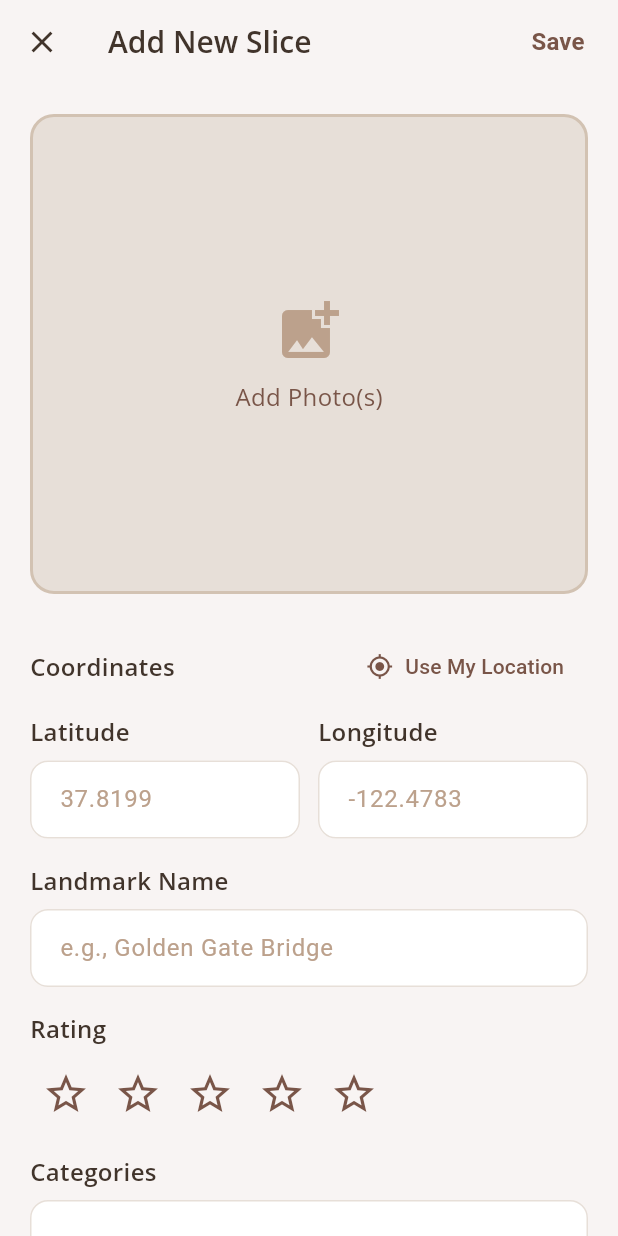
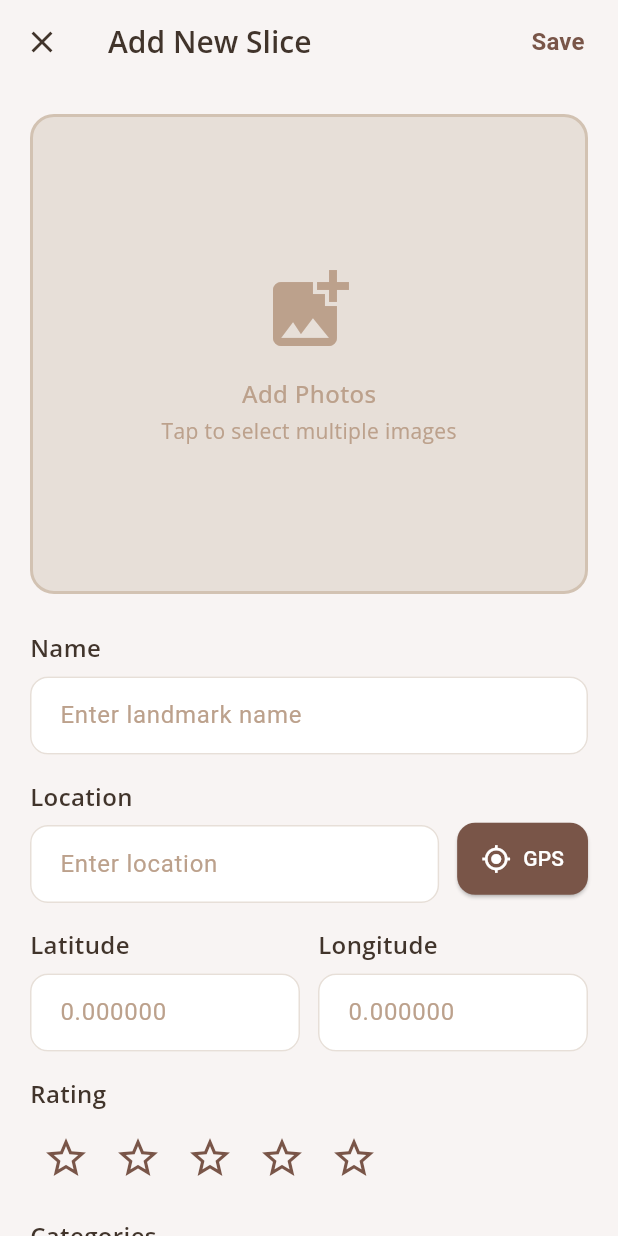
Before and after one commit to amyokuma/ungatekept, a Flutter app: the AddPage screen opened directly, on a phone screen of 412 x 824 dp. Run offline on Flutter 3.47's test engine with Material 3 defaults, Android fonts, the phone set to English and light mode, and no system bars; our stand-ins replace firebase_auth, firebase_core, geolocator, google_fonts, googleapis_auth, image_picker; missing offline and left inert: googleapis; accounts and stored records are empty; network calls fail; statements that could not run were skipped.

Commit message:
add photo

```diff
--- a/lib/screens/add_page.dart
+++ b/lib/screens/add_page.dart
@@ -2,6 +2,7 @@ import 'package:flutter/material.dart';
 import 'package:geolocator/geolocator.dart';
 import 'dart:io';
 import 'package:image_picker/image_picker.dart';
+import '../services/storage_service.dart'; // Make sure path is correct
 
 class AddPage extends StatefulWidget {
   const AddPage({Key? key}) : super(key: key);
@@ -11,24 +12,33 @@ class AddPage extends StatefulWidget {
 }
 
 class _AddPageState extends State<AddPage> {
-
   int _rating = 0;
-
   List<File> _selectedImages = [];
   final ImagePicker _picker = ImagePicker();
+  final StorageService _storageService = StorageService();
+  bool _isUploading = false;
 
+  // THIS IS THE KEY METHOD - pickMultiImage instead of pickImage
   Future<void> _pickImages() async {
+    try {
       final List<XFile>? pickedFiles = await _picker.pickMultiImage(
         maxWidth: 1200,
         maxHeight: 1200,
         imageQuality: 85,
       );
+
       if (pickedFiles != null && pickedFiles.isNotEmpty) {
         setState(() {
           _selectedImages = pickedFiles.map((x) => File(x.path)).toList();
         });
       }
+    } catch (e) {
+      ScaffoldMessenger.of(context).showSnackBar(
+        SnackBar(content: Text('Error picking images: $e')),
+      );
     }
+  }
+
   final _formKey = GlobalKey<FormState>();
   final _nameController = TextEditingController();
   final _locationController = TextEditingController();
@@ -65,9 +75,7 @@ class _AddPageState extends State<AddPage> {
     'Trendy',
   ];
 
-
   bool _isLoadingLocation = false;
-  // Removed unused location search fields
 
   @override
   void dispose() {
@@ -85,7 +93,6 @@ class _AddPageState extends State<AddPage> {
     });
 
     try {
-      // Check if location services are enabled
       bool serviceEnabled = await Geolocator.isLocationServiceEnabled();
       if (!serviceEnabled) {
         _showError('Location services are disabled. Please enable them in settings.');
@@ -95,7 +102,6 @@ class _AddPageState extends State<AddPage> {
         return;
       }
 
-      // Check location permissions
       LocationPermission permission = await Geolocator.checkPermission();
       if (permission == LocationPermission.denied) {
         permission = await Geolocator.requestPermission();
@@ -116,12 +122,10 @@ class _AddPageState extends State<AddPage> {
         return;
       }
 
-      // Get current position
       Position position = await Geolocator.getCurrentPosition(
         desiredAccuracy: LocationAccuracy.high,
       );
 
-      // Update the text fields
       setState(() {
         _latitudeController.text = position.latitude.toStringAsFixed(6);
         _longitudeController.text = position.longitude.toStringAsFixed(6);
@@ -147,27 +151,93 @@ class _AddPageState extends State<AddPage> {
     ScaffoldMessenger.of(context).showSnackBar(
       SnackBar(
         content: Text(message),
-        backgroundColor: const Color(0xffb71c1c), // deep red for errors
+        backgroundColor: const Color(0xffb71c1c),
         duration: const Duration(seconds: 3),
       ),
     );
   }
 
+  Future<void> _saveLandmark() async {
+    if (_formKey.currentState!.validate()) {
+      // Check if images are selected
+      if (_selectedImages.isEmpty) {
+        _showError('Please add at least one image');
+        return;
+      }
 
+      setState(() {
+        _isUploading = true;
+      });
 
+      try {
+        // Upload all images to GCS
+        List<String> uploadedImageUrls = [];
 
+        for (int i = 0; i < _selectedImages.length; i++) {
+          print('Uploading image ${i + 1} of ${_selectedImages.length}...');
 
-  void _saveLandmark() {
-    if (_formKey.currentState!.validate()) {
-      // TODO: Save landmark data to database
-      // For now, just navigate back
+          final imageUrl = await _storageService.uploadPicture(_selectedImages[i]);
+
+          if (imageUrl != null) {
+            uploadedImageUrls.add(imageUrl);
+            print('Successfully uploaded: $imageUrl');
+
+            // Show progress
+            if (mounted) {
+              ScaffoldMessenger.of(context).clearSnackBars();
               ScaffoldMessenger.of(context).showSnackBar(
-        const SnackBar(
-          content: Text('Landmark saved successfully!'),
-          backgroundColor: Color(0xff795548),
+                SnackBar(
+                  content: Text('Uploaded ${i + 1} of ${_selectedImages.length} images'),
+                  duration: const Duration(milliseconds: 800),
+                  backgroundColor: const Color(0xff795548),
                 ),
               );
+            }
+          } else {
+            throw Exception('Failed to upload image ${i + 1}');
+          }
+        }
+
+        // TODO: Save landmark data to your database with the uploaded image URLs
+        final landmarkData = {
+          'name': _nameController.text,
+          'location': _locationController.text,
+          'review': _reviewController.text,
+          'latitude': _latitudeController.text,
+          'longitude': _longitudeController.text,
+          'rating': _rating,
+          'categories': _selectedCategories,
+          'imageUrls': uploadedImageUrls,
+        };
+
+        print('Landmark data to save: $landmarkData');
+        print('Total images uploaded: ${uploadedImageUrls.length}');
+
+        setState(() {
+          _isUploading = false;
+        });
+
+        if (mounted) {
+          ScaffoldMessenger.of(context).clearSnackBars();
+          ScaffoldMessenger.of(context).showSnackBar(
+            SnackBar(
+              content: Text('All ${uploadedImageUrls.length} images uploaded successfully!'),
+              backgroundColor: const Color(0xff795548),
+              duration: const Duration(seconds: 2),
+            ),
+          );
+
+          // Wait a bit before popping to show the success message
+          await Future.delayed(const Duration(seconds: 1));
           Navigator.pop(context);
+        }
+      } catch (e) {
+        print('Error during save: $e');
+        setState(() {
+          _isUploading = false;
+        });
+        _showError('Failed to upload images: ${e.toString()}');
+      }
     }
   }
 
@@ -180,7 +250,7 @@ class _AddPageState extends State<AddPage> {
         elevation: 0,
         leading: IconButton(
           icon: const Icon(Icons.close, color: Color(0xff41342b)),
-          onPressed: () => Navigator.pop(context),
+          onPressed: _isUploading ? null : () => Navigator.pop(context),
         ),
         title: const Text(
           'Add New Slice',
@@ -191,6 +261,19 @@ class _AddPageState extends State<AddPage> {
           ),
         ),
         actions: [
+          if (_isUploading)
+            const Padding(
+              padding: EdgeInsets.all(16.0),
+              child: SizedBox(
+                width: 24,
+                height: 24,
+                child: CircularProgressIndicator(
+                  strokeWidth: 2,
+                  valueColor: AlwaysStoppedAnimation<Color>(Color(0xff795548)),
+                ),
+              ),
+            )
+          else
             TextButton(
               onPressed: _saveLandmark,
               child: const Text(
@@ -205,7 +288,9 @@ class _AddPageState extends State<AddPage> {
           const SizedBox(width: 8),
         ],
       ),
-      body: SingleChildScrollView(
+      body: AbsorbPointer(
+        absorbing: _isUploading,
+        child: SingleChildScrollView(
           padding: const EdgeInsets.all(20),
           child: Form(
             key: _formKey,
@@ -221,7 +306,7 @@ class _AddPageState extends State<AddPage> {
                     decoration: BoxDecoration(
                       color: const Color(0xffe7dfd8),
                       borderRadius: BorderRadius.circular(16),
-                    border: Border.all(color: const Color(0xffd2c2b2), width: 2, style: BorderStyle.solid),
+                      border: Border.all(color: const Color(0xffd2c2b2), width: 2),
                     ),
                     child: _selectedImages.isNotEmpty
                         ? Padding(
@@ -236,12 +321,12 @@ class _AddPageState extends State<AddPage> {
                                 return Stack(
                                   children: [
                                     ClipRRect(
-                                    borderRadius: BorderRadius.circular(5),
+                                      borderRadius: BorderRadius.circular(8),
                                       child: Image.file(
                                         _selectedImages[idx],
-                                      fit: BoxFit.cover,
                                         width: double.infinity,
                                         height: double.infinity,
+                                        fit: BoxFit.cover,
                                       ),
                                     ),
                                     Positioned(
@@ -254,15 +339,15 @@ class _AddPageState extends State<AddPage> {
                                           });
                                         },
                                         child: Container(
-                                        decoration: BoxDecoration(
-                                          color: Colors.black.withOpacity(0.5),
+                                          decoration: const BoxDecoration(
+                                            color: Colors.black54,
                                             shape: BoxShape.circle,
                                           ),
-                                        padding: const EdgeInsets.all(2),
+                                          padding: const EdgeInsets.all(4),
                                           child: const Icon(
                                             Icons.close,
                                             color: Colors.white,
-                                          size: 20,
+                                            size: 16,
                                           ),
                                         ),
                                       ),
@@ -272,38 +357,73 @@ class _AddPageState extends State<AddPage> {
                               }),
                             ),
                           )
-                      : Column(
+                        : const Center(
+                            child: Column(
                               mainAxisAlignment: MainAxisAlignment.center,
                               children: [
-                            const Icon(Icons.add_photo_alternate, size: 48, color: Color(0xffbca18c)),
-                            const SizedBox(height: 8),
-                            const Text(
-                              'Add Photo(s)',
+                                Icon(
+                                  Icons.add_photo_alternate,
+                                  size: 64,
+                                  color: Color(0xffbca18c),
+                                ),
+                                SizedBox(height: 12),
+                                Text(
+                                  'Add Photos',
                                   style: TextStyle(
-                                color: Color(0xff795548),
                                     fontSize: 16,
+                                    fontWeight: FontWeight.w500,
+                                    color: Color(0xffbca18c),
+                                  ),
+                                ),
+                                SizedBox(height: 4),
+                                Text(
+                                  'Tap to select multiple images',
+                                  style: TextStyle(
+                                    fontSize: 14,
+                                    color: Color(0xffbca18c),
                                   ),
                                 ),
                               ],
                             ),
                           ),
                   ),
-
+                ),
                 const SizedBox(height: 24),
 
-              // Coordinates section (moved up)
+                // Name field
+                _buildTextField(
+                  controller: _nameController,
+                  label: 'Name',
+                  hint: 'Enter landmark name',
+                  validator: (value) {
+                    if (value == null || value.isEmpty) {
+                      return 'Please enter a name';
+                    }
+                    return null;
+                  },
+                ),
+                const SizedBox(height: 16),
+
+                // Location field with button
                 Row(
-                mainAxisAlignment: MainAxisAlignment.spaceBetween,
                   children: [
-                  const Text(
-                    'Coordinates',
-                    style: TextStyle(
-                      fontSize: 16,
-                      fontWeight: FontWeight.w600,
-                      color: Color(0xff41342b),
+                    Expanded(
+                      child: _buildTextField(
+                        controller: _locationController,
+                        label: 'Location',
+                        hint: 'Enter location',
+                        validator: (value) {
+                          if (value == null || value.isEmpty) {
+                            return 'Please enter a location';
+                          }
+                          return null;
+                        },
                       ),
                     ),
-                  TextButton.icon(
+                    const SizedBox(width: 12),
+                    Padding(
+                      padding: const EdgeInsets.only(top: 24),
+                      child: ElevatedButton.icon(
                         onPressed: _isLoadingLocation ? null : _getCurrentLocation,
                         icon: _isLoadingLocation
                             ? const SizedBox(
@@ -311,35 +431,34 @@ class _AddPageState extends State<AddPage> {
                                 height: 16,
                                 child: CircularProgressIndicator(
                                   strokeWidth: 2,
-                              valueColor: AlwaysStoppedAnimation<Color>(Color(0xff795548)),
+                                  valueColor: AlwaysStoppedAnimation<Color>(Colors.white),
                                 ),
                               )
-                        : const Icon(Icons.my_location, size: 18, color: Color(0xff795548)),
-                    label: Text(_isLoadingLocation ? 'Getting location...' : 'Use My Location'),
-                    style: TextButton.styleFrom(
-                      foregroundColor: const Color(0xff795548),
+                            : const Icon(Icons.my_location, size: 20),
+                        label: const Text('GPS'),
+                        style: ElevatedButton.styleFrom(
+                          backgroundColor: const Color(0xff795548),
+                          foregroundColor: Colors.white,
+                          padding: const EdgeInsets.symmetric(horizontal: 16, vertical: 14),
+                          shape: RoundedRectangleBorder(
+                            borderRadius: BorderRadius.circular(12),
+                          ),
+                        ),
                       ),
                     ),
                   ],
                 ),
-              const SizedBox(height: 8),
+                const SizedBox(height: 16),
+
+                // Latitude and Longitude
                 Row(
                   children: [
                     Expanded(
                       child: _buildTextField(
                         controller: _latitudeController,
                         label: 'Latitude',
-                      hint: '37.8199',
-                      keyboardType: TextInputType.numberWithOptions(decimal: true),
-                      validator: (value) {
-                        if (value == null || value.isEmpty) {
-                          return 'Required';
-                        }
-                        if (double.tryParse(value) == null) {
-                          return 'Invalid';
-                        }
-                        return null;
-                      },
+                        hint: '0.000000',
+                        keyboardType: TextInputType.number,
                       ),
                     ),
                     const SizedBox(width: 12),
@@ -347,34 +466,11 @@ class _AddPageState extends State<AddPage> {
                       child: _buildTextField(
                         controller: _longitudeController,
                         label: 'Longitude',
-                      hint: '-122.4783',
-                      keyboardType: TextInputType.numberWithOptions(decimal: true),
-                      validator: (value) {
-                        if (value == null || value.isEmpty) {
-                          return 'Required';
-                        }
-                        if (double.tryParse(value) == null) {
-                          return 'Invalid';
-                        }
-                        return null;
-                      },
+                        hint: '0.000000',
+                        keyboardType: TextInputType.number,
                       ),
                     ),
                   ],
-              ),
-              const SizedBox(height: 16),
-
-              // Name field
-              _buildTextField(
-                controller: _nameController,
-                label: 'Landmark Name',
-                hint: 'e.g., Golden Gate Bridge',
-                validator: (value) {
-                  if (value == null || value.isEmpty) {
-                    return 'Please enter a name';
-                  }
-                  return null;
-                },
                 ),
                 const SizedBox(height: 16),
 
@@ -524,25 +620,46 @@ class _AddPageState extends State<AddPage> {
                   },
                 ),
 
-              const SizedBox(height: 16),
-
-
                 const SizedBox(height: 32),
 
                 // Save button
                 SizedBox(
                   width: double.infinity,
                   child: ElevatedButton(
-                  onPressed: _saveLandmark,
+                    onPressed: _isUploading ? null : _saveLandmark,
                     style: ElevatedButton.styleFrom(
                       backgroundColor: const Color(0xff795548),
+                      disabledBackgroundColor: const Color(0xff795548).withOpacity(0.6),
                       padding: const EdgeInsets.symmetric(vertical: 16),
                       shape: RoundedRectangleBorder(
                         borderRadius: BorderRadius.circular(12),
                       ),
                       elevation: 0,
                     ),
-                  child: const Text(
+                    child: _isUploading
+                        ? const Row(
+                            mainAxisAlignment: MainAxisAlignment.center,
+                            children: [
+                              SizedBox(
+                                width: 20,
+                                height: 20,
+                                child: CircularProgressIndicator(
+                                  strokeWidth: 2,
+                                  valueColor: AlwaysStoppedAnimation<Color>(Colors.white),
+                                ),
+                              ),
+                              SizedBox(width: 12),
+                              Text(
+                                'Uploading Images...',
+                                style: TextStyle(
+                                  fontSize: 16,
+                                  fontWeight: FontWeight.w600,
+                                  color: Colors.white,
+                                ),
+                              ),
+                            ],
+                          )
+                        : const Text(
                             'Save Slice',
                             style: TextStyle(
                               fontSize: 16,
@@ -558,9 +675,9 @@ class _AddPageState extends State<AddPage> {
             ),
           ),
         ),
+      ),
     );
   }
-
 
   Widget _buildTextField({
     required TextEditingController controller,
@@ -594,11 +711,11 @@ class _AddPageState extends State<AddPage> {
             fillColor: Colors.white,
             border: OutlineInputBorder(
               borderRadius: BorderRadius.circular(12),
-              borderSide: BorderSide(color: const Color(0xffe7dfd8)),
+              borderSide: const BorderSide(color: Color(0xffe7dfd8)),
             ),
             enabledBorder: OutlineInputBorder(
               borderRadius: BorderRadius.circular(12),
-              borderSide: BorderSide(color: const Color(0xffe7dfd8)),
+              borderSide: const BorderSide(color: Color(0xffe7dfd8)),
             ),
             focusedBorder: OutlineInputBorder(
               borderRadius: BorderRadius.circular(12),
--- a/lib/screens/auth_page.dart
+++ b/lib/screens/auth_page.dart
@@ -103,15 +103,15 @@ class _AuthPageState extends State<AuthPage> {
   @override
   Widget build(BuildContext context) {
     final theme = Theme.of(context);
-
+    const building = 'https://storage.googleapis.com/calhacks-picture-bucket/building.jpg';
     if (!_showAuth) {
       // Initial "Get started" screen: logo image, button, small privacy / tos text
       return Scaffold(
         body: Stack(
           fit: StackFit.expand,
           children: [
-            Image.asset(
-              'assets/images/building.jpg',
+            Image.network(
+              building,
               fit: BoxFit.cover,
             ),
               Container(
--- a/lib/screens/home_page.dart
+++ b/lib/screens/home_page.dart
@@ -47,8 +47,8 @@ class HomePage extends StatelessWidget {
                 title: Row(
                   mainAxisSize: MainAxisSize.min,
                   children: [
-                    Image.asset(
-                      'assets/images/loaf_transparent.png',
+                    Image.network(
+                      'https://storage.googleapis.com/calhacks-picture-bucket/loaf_transparent.png',
                       width: 36,
                       height: 36,
                       fit: BoxFit.contain,
--- a/lib/screens/profile_page.dart
+++ b/lib/screens/profile_page.dart
@@ -43,8 +43,8 @@ class ProfilePage extends StatelessWidget {
             title: Row(
               mainAxisSize: MainAxisSize.min,
               children: [
-                Image.asset(
-                  'assets/images/loaf_transparent.png',
+                Image.network(
+                  'https://storage.googleapis.com/calhacks-picture-bucket/loaf_transparent.png',
                   width: 36,
                   height: 36,
                   fit: BoxFit.contain,
--- a/lib/screens/search_spot_screen.dart
+++ b/lib/screens/search_spot_screen.dart
@@ -108,8 +108,8 @@ class _SearchSpotScreenState extends State<SearchSpotScreen> {
               children: [
                 Padding(
                   padding: const EdgeInsets.only(left: 15.0),
-                  child: Image.asset(
-                    'assets/images/loaf_transparent.png',
+                  child: Image.network(
+                    'https://storage.googleapis.com/calhacks-picture-bucket/loaf_transparent.png',
                     width: 36,
                     height: 36,
                     fit: BoxFit.contain,
--- a/lib/screens/your_lists_page.dart
+++ b/lib/screens/your_lists_page.dart
@@ -44,8 +44,8 @@ class YourListsPage extends StatelessWidget {
             title: Row(
               mainAxisSize: MainAxisSize.min,
               children: [
-                Image.asset(
-                  'assets/images/loaf_transparent.png',
+                Image.network(
+                  'https://storage.googleapis.com/calhacks-picture-bucket/loaf_transparent.png',
                   width: 36,
                   height: 36,
                   fit: BoxFit.contain,
--- a/pubspec.yaml
+++ b/pubspec.yaml
@@ -17,6 +17,10 @@ dependencies:
   firebase_core: ^4.2.0
   firebase_auth: ^6.1.1
   image_picker: ^1.2.0
+  extension_google_sign_in_as_googleapis_auth: ^3.0.0
+  google_sign_in: ^7.2.0
+  get: ^4.6.6
+  googleapis: ^15.0.0
 
 dev_dependencies:
   flutter_test:
@@ -26,6 +30,7 @@ dev_dependencies:
 flutter:
   uses-material-design: true
   assets:
+    - assets/service-account.json
     - assets/images/
   fonts:
     - family: GamabadoSans
```
Also changed, not shown: lib/services/storage_service.dart (added, +74 -0 lines), lib/screens/aaaaa.dart (added), pubspec.lock, 3 other files. Lines whose indentation alone changed are shown as unchanged.
